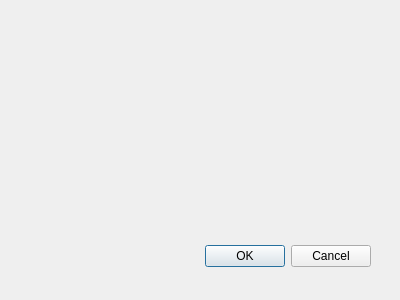
This is routing_dialog_base.ui in inasafe/SafeRouting as Qt 5 draws it before an edit. The edited form follows.
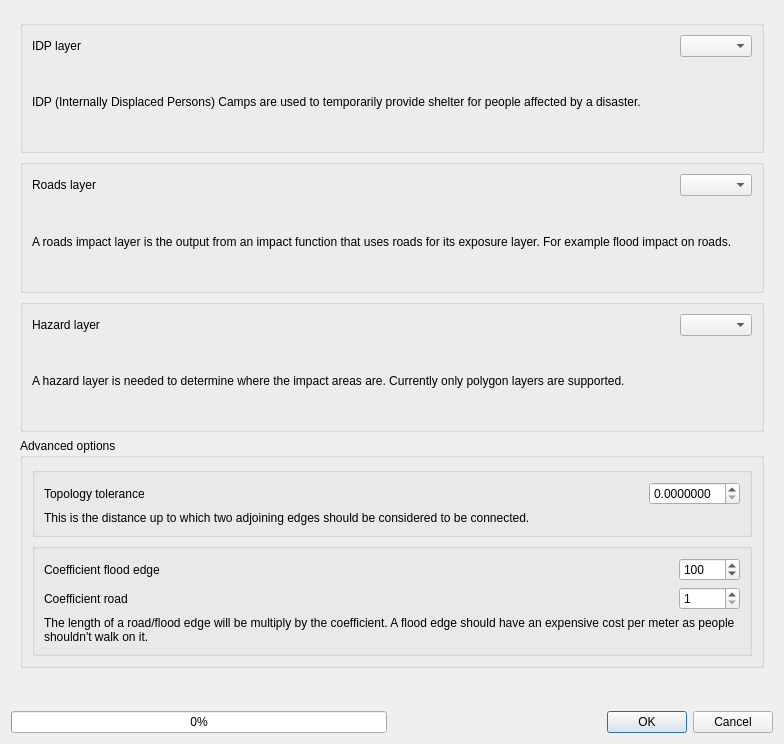
This is the edited form.

Patch:
```diff
--- a/routing_dialog_base.ui
+++ b/routing_dialog_base.ui
@@ -1,33 +1,516 @@
-<ui version="4.0" >
- <class>SafeRoutingDialogBase</class>
- <widget class="QDialog" name="SafeRoutingDialogBase" >
-  <property name="geometry" >
+<?xml version="1.0" encoding="UTF-8"?>
+<ui version="4.0">
+ <class>RoutingAnalysisDialogBase</class>
+ <widget class="QDialog" name="RoutingAnalysisDialogBase">
+  <property name="geometry">
    <rect>
     <x>0</x>
     <y>0</y>
-    <width>400</width>
-    <height>300</height>
+    <width>784</width>
+    <height>744</height>
    </rect>
   </property>
-  <property name="windowTitle" >
-   <string>SafeRouting</string>
+  <property name="sizePolicy">
+   <sizepolicy hsizetype="MinimumExpanding" vsizetype="Preferred">
+    <horstretch>0</horstretch>
+    <verstretch>0</verstretch>
+   </sizepolicy>
   </property>
-  <widget class="QDialogButtonBox" name="button_box" >
-   <property name="geometry" >
-    <rect>
-     <x>30</x>
-     <y>240</y>
-     <width>341</width>
-     <height>32</height>
-    </rect>
+  <property name="windowTitle">
+   <string>Hazard to IDP Routing</string>
+  </property>
+  <layout class="QVBoxLayout" name="verticalLayout_7">
+   <property name="spacing">
+    <number>10</number>
    </property>
-   <property name="orientation" >
-    <enum>Qt::Horizontal</enum>
-   </property>
-   <property name="standardButtons" >
-    <set>QDialogButtonBox::Cancel|QDialogButtonBox::Ok</set>
-   </property>
-  </widget>
+   <item>
+    <widget class="QScrollArea" name="scrollArea">
+     <property name="sizePolicy">
+      <sizepolicy hsizetype="Minimum" vsizetype="Expanding">
+       <horstretch>0</horstretch>
+       <verstretch>0</verstretch>
+      </sizepolicy>
+     </property>
+     <property name="frameShape">
+      <enum>QFrame::NoFrame</enum>
+     </property>
+     <property name="frameShadow">
+      <enum>QFrame::Plain</enum>
+     </property>
+     <property name="horizontalScrollBarPolicy">
+      <enum>Qt::ScrollBarAlwaysOff</enum>
+     </property>
+     <property name="widgetResizable">
+      <bool>true</bool>
+     </property>
+     <widget class="QWidget" name="scrollAreaWidgetContents">
+      <property name="geometry">
+       <rect>
+        <x>0</x>
+        <y>0</y>
+        <width>776</width>
+        <height>663</height>
+       </rect>
+      </property>
+      <layout class="QVBoxLayout" name="verticalLayout_6">
+       <item>
+        <widget class="QGroupBox" name="groupBox">
+         <property name="sizePolicy">
+          <sizepolicy hsizetype="MinimumExpanding" vsizetype="Preferred">
+           <horstretch>0</horstretch>
+           <verstretch>0</verstretch>
+          </sizepolicy>
+         </property>
+         <property name="title">
+          <string/>
+         </property>
+         <layout class="QVBoxLayout" name="verticalLayout">
+          <item>
+           <layout class="QHBoxLayout" name="horizontalLayout">
+            <item>
+             <widget class="QLabel" name="label">
+              <property name="sizePolicy">
+               <sizepolicy hsizetype="Fixed" vsizetype="Preferred">
+                <horstretch>0</horstretch>
+                <verstretch>0</verstretch>
+               </sizepolicy>
+              </property>
+              <property name="text">
+               <string>IDP layer</string>
+              </property>
+             </widget>
+            </item>
+            <item>
+             <spacer name="horizontalSpacer">
+              <property name="orientation">
+               <enum>Qt::Horizontal</enum>
+              </property>
+              <property name="sizeHint" stdset="0">
+               <size>
+                <width>40</width>
+                <height>20</height>
+               </size>
+              </property>
+             </spacer>
+            </item>
+            <item>
+             <widget class="QComboBox" name="cbo_idp_layer">
+              <property name="sizePolicy">
+               <sizepolicy hsizetype="Maximum" vsizetype="Fixed">
+                <horstretch>0</horstretch>
+                <verstretch>0</verstretch>
+               </sizepolicy>
+              </property>
+             </widget>
+            </item>
+           </layout>
+          </item>
+          <item>
+           <widget class="QLabel" name="label_3">
+            <property name="sizePolicy">
+             <sizepolicy hsizetype="Minimum" vsizetype="Preferred">
+              <horstretch>0</horstretch>
+              <verstretch>0</verstretch>
+             </sizepolicy>
+            </property>
+            <property name="frameShape">
+             <enum>QFrame::NoFrame</enum>
+            </property>
+            <property name="text">
+             <string>IDP (Internally Displaced Persons) Camps are used to temporarily provide shelter for people affected by a disaster.</string>
+            </property>
+            <property name="scaledContents">
+             <bool>false</bool>
+            </property>
+            <property name="wordWrap">
+             <bool>true</bool>
+            </property>
+           </widget>
+          </item>
+         </layout>
+        </widget>
+       </item>
+       <item>
+        <widget class="QGroupBox" name="groupBox_2">
+         <property name="sizePolicy">
+          <sizepolicy hsizetype="Minimum" vsizetype="Preferred">
+           <horstretch>0</horstretch>
+           <verstretch>0</verstretch>
+          </sizepolicy>
+         </property>
+         <property name="title">
+          <string/>
+         </property>
+         <layout class="QVBoxLayout" name="verticalLayout_2">
+          <item>
+           <layout class="QHBoxLayout" name="horizontalLayout_2">
+            <item>
+             <widget class="QLabel" name="label_2">
+              <property name="sizePolicy">
+               <sizepolicy hsizetype="Maximum" vsizetype="Preferred">
+                <horstretch>0</horstretch>
+                <verstretch>0</verstretch>
+               </sizepolicy>
+              </property>
+              <property name="text">
+               <string>Roads layer</string>
+              </property>
+             </widget>
+            </item>
+            <item>
+             <spacer name="horizontalSpacer_2">
+              <property name="orientation">
+               <enum>Qt::Horizontal</enum>
+              </property>
+              <property name="sizeHint" stdset="0">
+               <size>
+                <width>40</width>
+                <height>20</height>
+               </size>
+              </property>
+             </spacer>
+            </item>
+            <item>
+             <widget class="QComboBox" name="cbo_roads_layer">
+              <property name="sizePolicy">
+               <sizepolicy hsizetype="Maximum" vsizetype="Fixed">
+                <horstretch>0</horstretch>
+                <verstretch>0</verstretch>
+               </sizepolicy>
+              </property>
+             </widget>
+            </item>
+           </layout>
+          </item>
+          <item>
+           <widget class="QLabel" name="label_4">
+            <property name="sizePolicy">
+             <sizepolicy hsizetype="Minimum" vsizetype="Preferred">
+              <horstretch>0</horstretch>
+              <verstretch>0</verstretch>
+             </sizepolicy>
+            </property>
+            <property name="text">
+             <string>A roads impact layer is the output from an impact function that uses roads for its exposure layer. For example flood impact on roads.</string>
+            </property>
+            <property name="wordWrap">
+             <bool>true</bool>
+            </property>
+           </widget>
+          </item>
+         </layout>
+        </widget>
+       </item>
+       <item>
+        <widget class="QGroupBox" name="groupBox_3">
+         <property name="sizePolicy">
+          <sizepolicy hsizetype="Preferred" vsizetype="Preferred">
+           <horstretch>0</horstretch>
+           <verstretch>0</verstretch>
+          </sizepolicy>
+         </property>
+         <property name="title">
+          <string/>
+         </property>
+         <layout class="QVBoxLayout" name="verticalLayout_3">
+          <item>
+           <layout class="QHBoxLayout" name="horizontalLayout_3">
+            <item>
+             <widget class="QLabel" name="label_5">
+              <property name="sizePolicy">
+               <sizepolicy hsizetype="Maximum" vsizetype="Preferred">
+                <horstretch>0</horstretch>
+                <verstretch>0</verstretch>
+               </sizepolicy>
+              </property>
+              <property name="text">
+               <string>Hazard layer</string>
+              </property>
+             </widget>
+            </item>
+            <item>
+             <spacer name="horizontalSpacer_3">
+              <property name="orientation">
+               <enum>Qt::Horizontal</enum>
+              </property>
+              <property name="sizeHint" stdset="0">
+               <size>
+                <width>40</width>
+                <height>20</height>
+               </size>
+              </property>
+             </spacer>
+            </item>
+            <item>
+             <widget class="QComboBox" name="cbo_hazard_layer">
+              <property name="sizePolicy">
+               <sizepolicy hsizetype="Maximum" vsizetype="Fixed">
+                <horstretch>0</horstretch>
+                <verstretch>0</verstretch>
+               </sizepolicy>
+              </property>
+             </widget>
+            </item>
+           </layout>
+          </item>
+          <item>
+           <widget class="QLabel" name="label_6">
+            <property name="sizePolicy">
+             <sizepolicy hsizetype="Minimum" vsizetype="Preferred">
+              <horstretch>0</horstretch>
+              <verstretch>0</verstretch>
+             </sizepolicy>
+            </property>
+            <property name="text">
+             <string>A hazard layer is needed to determine where the impact areas are. Currently only polygon layers are supported.</string>
+            </property>
+            <property name="wordWrap">
+             <bool>true</bool>
+            </property>
+           </widget>
+          </item>
+         </layout>
+        </widget>
+       </item>
+       <item>
+        <widget class="QGroupBox" name="groupBox_4">
+         <property name="sizePolicy">
+          <sizepolicy hsizetype="Expanding" vsizetype="Preferred">
+           <horstretch>0</horstretch>
+           <verstretch>0</verstretch>
+          </sizepolicy>
+         </property>
+         <property name="title">
+          <string>Advanced options</string>
+         </property>
+         <property name="checkable">
+          <bool>false</bool>
+         </property>
+         <layout class="QVBoxLayout" name="verticalLayout_4">
+          <item>
+           <widget class="QGroupBox" name="groupBox_5">
+            <property name="title">
+             <string/>
+            </property>
+            <layout class="QVBoxLayout" name="verticalLayout_5">
+             <item>
+              <layout class="QHBoxLayout" name="horizontalLayout_4">
+               <item>
+                <widget class="QLabel" name="label_7">
+                 <property name="sizePolicy">
+                  <sizepolicy hsizetype="Maximum" vsizetype="Preferred">
+                   <horstretch>0</horstretch>
+                   <verstretch>0</verstretch>
+                  </sizepolicy>
+                 </property>
+                 <property name="text">
+                  <string>Topology tolerance</string>
+                 </property>
+                </widget>
+               </item>
+               <item>
+                <spacer name="horizontalSpacer_4">
+                 <property name="orientation">
+                  <enum>Qt::Horizontal</enum>
+                 </property>
+                 <property name="sizeHint" stdset="0">
+                  <size>
+                   <width>40</width>
+                   <height>20</height>
+                  </size>
+                 </property>
+                </spacer>
+               </item>
+               <item>
+                <widget class="QDoubleSpinBox" name="spin_topology_tolerance">
+                 <property name="sizePolicy">
+                  <sizepolicy hsizetype="Maximum" vsizetype="Fixed">
+                   <horstretch>0</horstretch>
+                   <verstretch>0</verstretch>
+                  </sizepolicy>
+                 </property>
+                 <property name="decimals">
+                  <number>7</number>
+                 </property>
+                 <property name="singleStep">
+                  <double>0.000500000000000</double>
+                 </property>
+                </widget>
+               </item>
+              </layout>
+             </item>
+             <item>
+              <widget class="QLabel" name="label_8">
+               <property name="sizePolicy">
+                <sizepolicy hsizetype="Minimum" vsizetype="Preferred">
+                 <horstretch>0</horstretch>
+                 <verstretch>0</verstretch>
+                </sizepolicy>
+               </property>
+               <property name="text">
+                <string>This is the distance up to which two adjoining edges should be considered to be connected.</string>
+               </property>
+               <property name="wordWrap">
+                <bool>true</bool>
+               </property>
+              </widget>
+             </item>
+            </layout>
+           </widget>
+          </item>
+          <item>
+           <widget class="QGroupBox" name="groupBox_6">
+            <property name="title">
+             <string/>
+            </property>
+            <layout class="QVBoxLayout" name="verticalLayout_8">
+             <item>
+              <layout class="QHBoxLayout" name="horizontalLayout_5">
+               <item>
+                <widget class="QLabel" name="label_9">
+                 <property name="sizePolicy">
+                  <sizepolicy hsizetype="Maximum" vsizetype="Preferred">
+                   <horstretch>0</horstretch>
+                   <verstretch>0</verstretch>
+                  </sizepolicy>
+                 </property>
+                 <property name="text">
+                  <string>Coefficient flood edge</string>
+                 </property>
+                </widget>
+               </item>
+               <item>
+                <spacer name="horizontalSpacer_5">
+                 <property name="orientation">
+                  <enum>Qt::Horizontal</enum>
+                 </property>
+                 <property name="sizeHint" stdset="0">
+                  <size>
+                   <width>40</width>
+                   <height>20</height>
+                  </size>
+                 </property>
+                </spacer>
+               </item>
+               <item>
+                <widget class="QSpinBox" name="spin_flood_edge">
+                 <property name="sizePolicy">
+                  <sizepolicy hsizetype="Maximum" vsizetype="Fixed">
+                   <horstretch>0</horstretch>
+                   <verstretch>0</verstretch>
+                  </sizepolicy>
+                 </property>
+                 <property name="minimum">
+                  <number>1</number>
+                 </property>
+                 <property name="maximum">
+                  <number>10000</number>
+                 </property>
+                 <property name="singleStep">
+                  <number>50</number>
+                 </property>
+                 <property name="value">
+                  <number>100</number>
+                 </property>
+                </widget>
+               </item>
+              </layout>
+             </item>
+             <item>
+              <layout class="QHBoxLayout" name="horizontalLayout_6">
+               <item>
+                <widget class="QLabel" name="label_10">
+                 <property name="sizePolicy">
+                  <sizepolicy hsizetype="Maximum" vsizetype="Preferred">
+                   <horstretch>0</horstretch>
+                   <verstretch>0</verstretch>
+                  </sizepolicy>
+                 </property>
+                 <property name="text">
+                  <string>Coefficient road</string>
+                 </property>
+                </widget>
+               </item>
+               <item>
+                <spacer name="horizontalSpacer_6">
+                 <property name="orientation">
+                  <enum>Qt::Horizontal</enum>
+                 </property>
+                 <property name="sizeHint" stdset="0">
+                  <size>
+                   <width>40</width>
+                   <height>20</height>
+                  </size>
+                 </property>
+                </spacer>
+               </item>
+               <item>
+                <widget class="QSpinBox" name="spin_road">
+                 <property name="sizePolicy">
+                  <sizepolicy hsizetype="Maximum" vsizetype="Fixed">
+                   <horstretch>0</horstretch>
+                   <verstretch>0</verstretch>
+                  </sizepolicy>
+                 </property>
+                 <property name="minimum">
+                  <number>1</number>
+                 </property>
+                 <property name="maximum">
+                  <number>10000</number>
+                 </property>
+                </widget>
+               </item>
+              </layout>
+             </item>
+             <item>
+              <widget class="QLabel" name="label_11">
+               <property name="text">
+                <string>The length of a road/flood edge will be multiply by the coefficient. A flood edge should have an expensive cost per meter as people shouldn't walk on it.</string>
+               </property>
+               <property name="wordWrap">
+                <bool>true</bool>
+               </property>
+              </widget>
+             </item>
+            </layout>
+           </widget>
+          </item>
+         </layout>
+        </widget>
+       </item>
+      </layout>
+     </widget>
+    </widget>
+   </item>
+   <item>
+    <widget class="QLabel" name="progress_text">
+     <property name="text">
+      <string notr="true"/>
+     </property>
+    </widget>
+   </item>
+   <item>
+    <layout class="QHBoxLayout" name="horizontalLayout_7">
+     <item>
+      <widget class="QProgressBar" name="progress_bar">
+       <property name="value">
+        <number>0</number>
+       </property>
+      </widget>
+     </item>
+     <item>
+      <widget class="QDialogButtonBox" name="button_box">
+       <property name="orientation">
+        <enum>Qt::Horizontal</enum>
+       </property>
+       <property name="standardButtons">
+        <set>QDialogButtonBox::Cancel|QDialogButtonBox::Ok</set>
+       </property>
+      </widget>
+     </item>
+    </layout>
+   </item>
+  </layout>
  </widget>
  <resources/>
  <connections>
```
Left out of the diff: 12 changed lines with no effect on the pictures.
